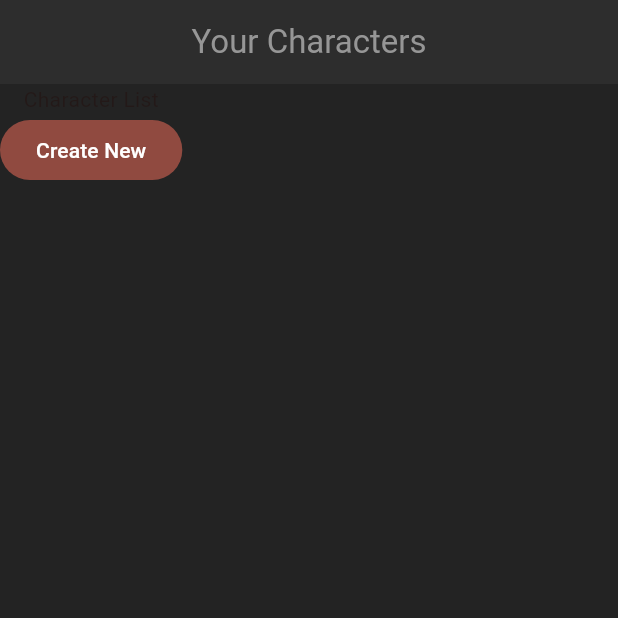
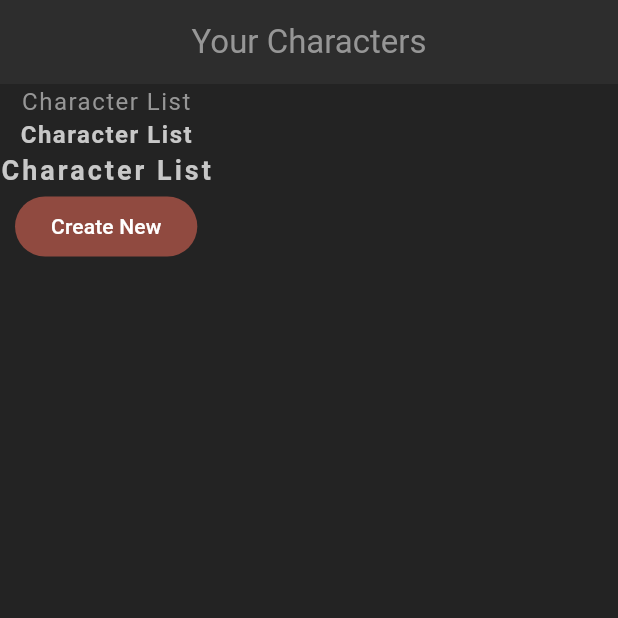
Before and after one commit to Randycullins08/flutter_rpg, a Flutter app: the screen it shows after launch, on a phone screen of 412 x 824 dp, the top half of it. Run offline on Flutter 3.47's test engine with Material 3 defaults, Android fonts, the phone set to English and light mode, and no system bars.

Commit message:
created text theme and utilized it in home.dart

```diff
--- a/lib/screens/home/home.dart
+++ b/lib/screens/home/home.dart
@@ -18,6 +18,14 @@ class _HomeState extends State<Home> {
       body: Column(
         children: [
           const Text("Character List"),
+          Text(
+            'Character List',
+            style: Theme.of(context).textTheme.headlineMedium,
+          ),
+          Text(
+            'Character List',
+            style: Theme.of(context).textTheme.titleMedium,
+          ),
           FilledButton(onPressed: () {}, child: const Text("Create New"))
         ],
       ),
```
Also changed, not shown: lib/theme.dart (+16 -1 lines).
